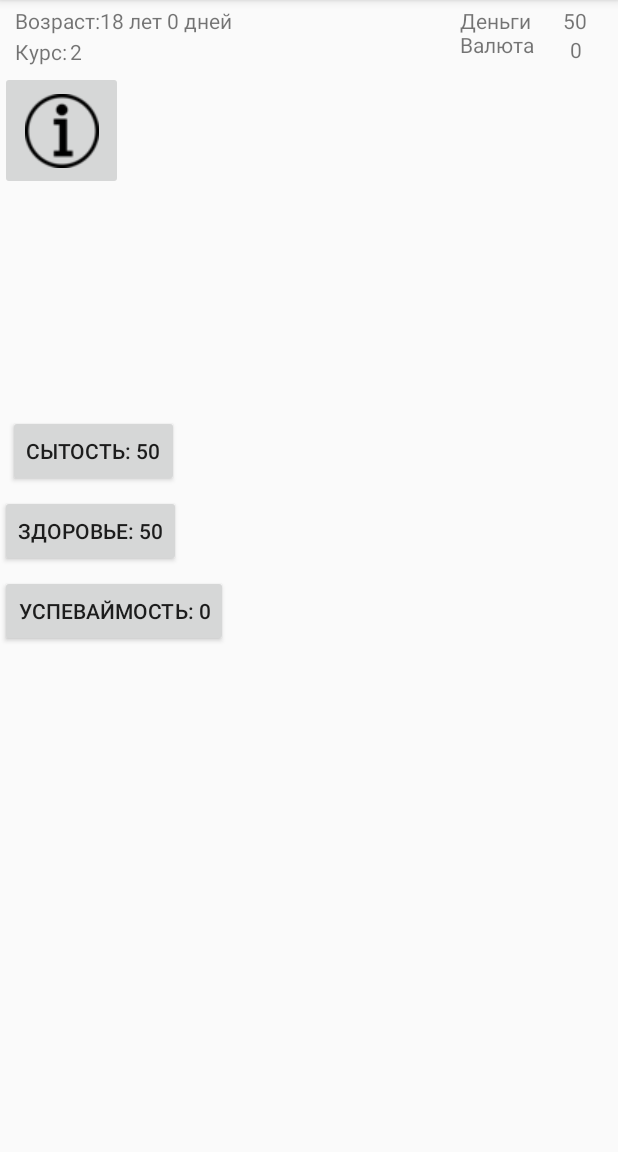
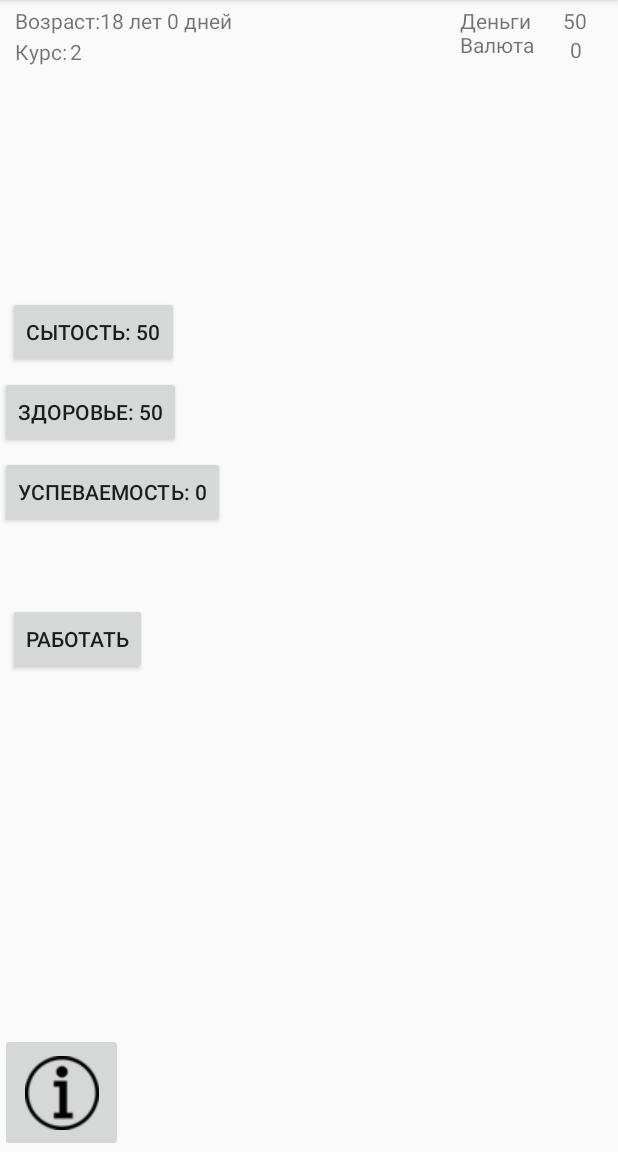
Before and after one commit to dasfex/AndroidFamcsSimulator, an Android app: the GameMainWindow screen opened directly, with no data from a screen before it, on a phone screen of 412 x 824 dp, the part 84-1236 px from its top. Run offline under Robolectric (Android 15) with nearby library versions, the phone set to English and light mode, and no system bars.

Commit message:
add work button and a couple fixes

```diff
--- a/app/src/main/java/com/source/studsimulator/Controller.java
+++ b/app/src/main/java/com/source/studsimulator/Controller.java
@@ -33,6 +33,12 @@ public class Controller implements MainContract.Presenter {
     }
 
     @Override
+    public void clickOnWorkButton() {
+        model.work();
+        view.refreshTextInformation();
+    }
+
+    @Override
     public int getParameter(GameLogic.ECharacteristics characteristic){
         return model.getParameter(characteristic);
     }
--- a/app/src/main/java/com/source/studsimulator/GameMainWindow.java
+++ b/app/src/main/java/com/source/studsimulator/GameMainWindow.java
@@ -14,6 +14,11 @@ public class GameMainWindow extends AppCompatActivity implements MainContract.Vi
     private Button mEatButton;
     private Button mSleepButton;
     private Button mStudyButton;
+    private Button mWorkButton;
+
+    private TextView mMoney;
+    private TextView mDollars;
+
     @Override
     protected void onCreate(Bundle savedInstanceState) {
         super.onCreate(savedInstanceState);
@@ -25,33 +30,37 @@ public class GameMainWindow extends AppCompatActivity implements MainContract.Vi
                 // запускаем фрагмент с информацией
             }
         });
+
+        mMoney = findViewById(R.id.moneyCount);
+        mDollars = findViewById(R.id.dollarsCount);
+
         mEatButton = findViewById(R.id.eatButton);
-        mEatButton.setText("Сытость: "
-                + controller.getParameter(GameLogic.ECharacteristics.SATIETY));
-        mEatButton.setOnClickListener(v-> {
-            mEatButton.setText("Сытость: "
-                + controller.getParameter(GameLogic.ECharacteristics.SATIETY));
+        mEatButton.setText(new StringBuilder().append("Сытость: ").append(controller.getParameter(GameLogic.ECharacteristics.SATIETY)).toString());
+        mEatButton.setOnClickListener(v -> {
             controller.clickOnEatButton();
+        });
 
-        });
         mSleepButton = findViewById(R.id.sleepButton);
-        mSleepButton.setText("Здоровье: "
-                + controller.getParameter(GameLogic.ECharacteristics.HEALTH));
+        mSleepButton.setText(new StringBuilder().append("Здоровье: ").append(controller.getParameter(GameLogic.ECharacteristics.HEALTH)).toString());
         mSleepButton.setOnClickListener(
                 v -> {
-                    mSleepButton.setText("Здоровье: "
-                            + controller.getParameter(GameLogic.ECharacteristics.HEALTH));
                     controller.clickOnSleepButton();
                 }
         );
+
         mStudyButton = findViewById(R.id.studyButton);
-        mStudyButton.setText("Успеваймость: "
-                + controller.getParameter(GameLogic.ECharacteristics.EDUCATION_LEVEL));
-        mStudyButton.setOnClickListener(v-> {
-            mStudyButton.setText("Успеваймость: "
-                    + controller.getParameter(GameLogic.ECharacteristics.EDUCATION_LEVEL));
+        mStudyButton.setText(new StringBuilder().append("Успеваемость: ").append(controller.getParameter(GameLogic.ECharacteristics.EDUCATION_LEVEL)).toString());
+        mStudyButton.setOnClickListener(v -> {
             controller.clickOnLearnButton();
         });
+
+
+        mWorkButton = findViewById(R.id.workButton);
+        mWorkButton.setOnClickListener(v -> {
+            controller.clickOnWorkButton();
+        });
+
+
 
     }
 
@@ -63,7 +72,14 @@ public class GameMainWindow extends AppCompatActivity implements MainContract.Vi
 
     @Override
     public void refreshTextInformation() {
-
+        mStudyButton.setText(new StringBuilder().append("Успеваемость: ").append(controller.
+                getParameter(GameLogic.ECharacteristics.EDUCATION_LEVEL)).toString());
+        mSleepButton.setText(new StringBuilder().append("Здоровье: ").append(controller.
+                getParameter(GameLogic.ECharacteristics.HEALTH)).toString());
+        mEatButton.setText(new StringBuilder().append("Сытость: ").append(controller.
+                getParameter(GameLogic.ECharacteristics.SATIETY)).toString());
+        mMoney.setText("" + controller.getParameter(GameLogic.ECharacteristics.MONEY));
+        mDollars.setText("" + controller.getParameter(GameLogic.ECharacteristics.DOLLARS));
     }
 
 }
--- a/app/src/main/java/com/source/studsimulator/MainContract.java
+++ b/app/src/main/java/com/source/studsimulator/MainContract.java
@@ -11,6 +11,7 @@ public interface MainContract {
         void clickOnEatButton();
         void clickOnLearnButton();
         void clickOnSleepButton();
+        void clickOnWorkButton();
         int getParameter(GameLogic.ECharacteristics characteristic);
     }
 
@@ -23,7 +24,6 @@ public interface MainContract {
         void sleep();
         // аналогично тут
         void work();
-//        void makeAction(Controller.EAction action);
-        public int getParameter(GameLogic.ECharacteristics characteristic);
+        int getParameter(GameLogic.ECharacteristics characteristic);
     }
 }
--- a/app/src/main/res/layout/activity_main_game_window.xml
+++ b/app/src/main/res/layout/activity_main_game_window.xml
@@ -100,8 +100,8 @@
         android:layout_width="82dp"
         android:layout_height="79dp"
         android:src="@drawable/info"
+        app:layout_constraintBottom_toBottomOf="parent"
         app:layout_constraintStart_toStartOf="parent"
-        app:layout_constraintTop_toBottomOf="@+id/toolbar"
         tools:src="@drawable/info" />
 
     <Button
@@ -110,17 +110,15 @@
         android:layout_height="wrap_content"
         android:layout_marginStart="5dp"
         android:layout_marginTop="150dp"
-        android:onClick="onEatButtonClick"
         android:text="@string/satiety"
         app:layout_constraintStart_toStartOf="parent"
-        app:layout_constraintTop_toBottomOf="@+id/infoButton" />
+        app:layout_constraintTop_toBottomOf="@+id/toolbar" />
 
     <Button
         android:id="@+id/sleepButton"
         android:layout_width="wrap_content"
         android:layout_height="wrap_content"
         android:layout_marginTop="5dp"
-        android:onClick="onSleepButtonClick"
         android:text="@string/sleep"
         app:layout_constraintStart_toStartOf="parent"
         app:layout_constraintTop_toBottomOf="@+id/eatButton" />
@@ -130,9 +128,18 @@
         android:layout_width="wrap_content"
         android:layout_height="wrap_content"
         android:layout_marginTop="5dp"
-        android:onClick="onStudyButtonClick"
         android:text="@string/study"
         app:layout_constraintStart_toStartOf="parent"
         app:layout_constraintTop_toBottomOf="@+id/sleepButton" />
 
+    <Button
+        android:id="@+id/workButton"
+        android:layout_width="wrap_content"
+        android:layout_height="wrap_content"
+        android:layout_marginStart="5dp"
+        android:layout_marginTop="50dp"
+        android:text="@string/work"
+        app:layout_constraintTop_toBottomOf="@id/studyButton"
+        app:layout_constraintStart_toStartOf="parent" />
+
 </androidx.constraintlayout.widget.ConstraintLayout>
--- a/app/src/main/res/values/strings.xml
+++ b/app/src/main/res/values/strings.xml
@@ -13,4 +13,5 @@
     <string name="satiety">Сытость:</string>
     <string name="sleep">Здоровье:</string>
     <string name="study">Успеваемость:</string>
+    <string name="work">Работать</string>
 </resources>
```
Also changed, not shown: app/src/main/java/com/source/studsimulator/GameLogic.java (+3 -21 lines), app/src/main/java/com/source/studsimulator/Student.java (+4 -4 lines).
